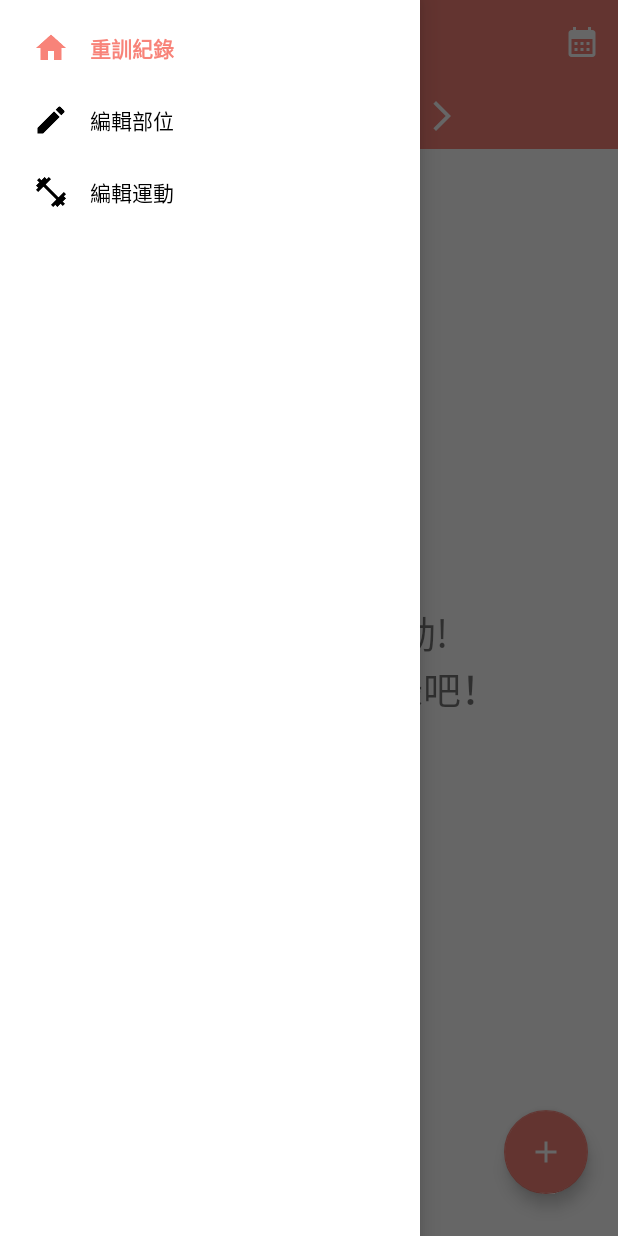
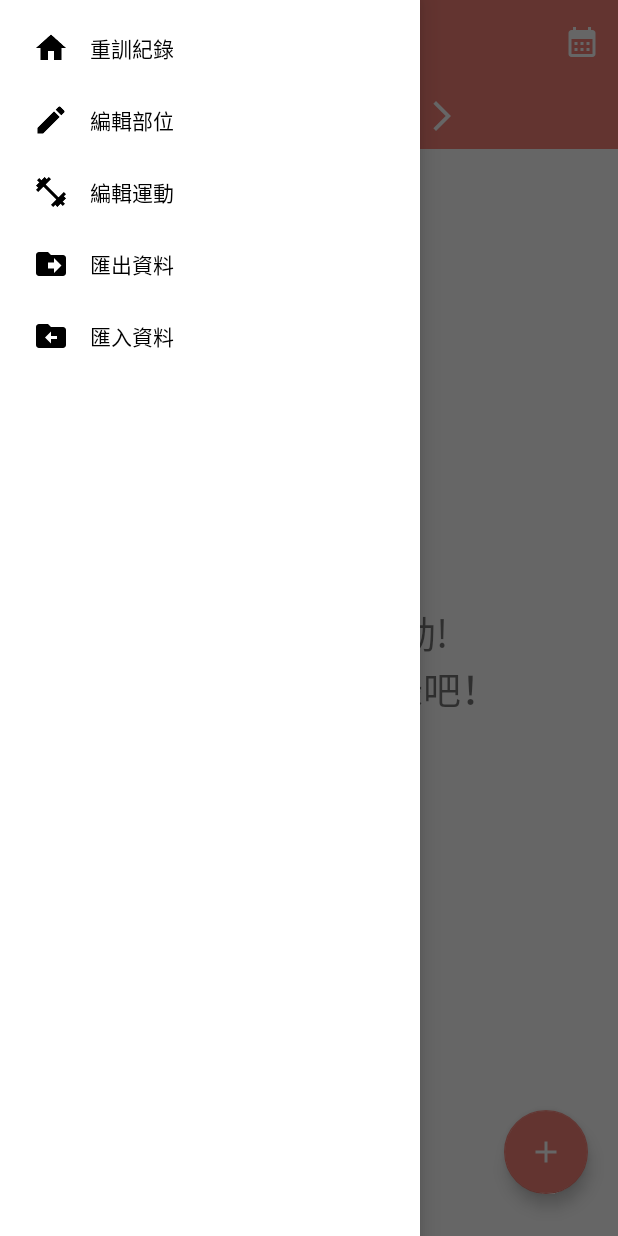
Before and after one commit to allenchu66/traininglog_app, an Android app built with Jetpack Compose: the screen it shows after launch (MainActivity), with the side drawer open, on a phone screen of 412 x 824 dp. Run offline under Robolectric (Android 15) with nearby library versions, the phone set to English and light mode, and no system bars; our stand-ins replace Room's generated code, navigation-ui; libraries missing offline, so code that uses them is left out: com.google.android.ads, com.prolificinteractive.materialcalendarview, io.github.luizgrp.sectionedrecyclerviewadapter; 4 statements that could not run were skipped.

Commit message:
feat: export training data as JSON to Downloads folder

```diff
--- a/app/src/main/java/com/allenchu66/traininglog/database/WorkoutDao.kt
+++ b/app/src/main/java/com/allenchu66/traininglog/database/WorkoutDao.kt
@@ -68,4 +68,11 @@ interface WorkoutDao {
 
     @Query("SELECT DISTINCT date FROM workout")
     suspend fun getAllWorkoutDates(): List<String>
+
+    @Query("SELECT * FROM workout")
+    suspend fun getAllWorkoutsDirect(): List<Workout>
+
+    @Query("SELECT * FROM exercise")
+    suspend fun getAllExercisesDirect(): List<Exercise>
+
 }
--- /dev/null
+++ b/app/src/main/res/drawable/ic_export.xml
@@ -0,0 +1,5 @@
+<vector xmlns:android="http://schemas.android.com/apk/res/android" android:autoMirrored="true" android:height="24dp" android:tint="#FFFFFF" android:viewportHeight="24" android:viewportWidth="24" android:width="24dp">
+
+    <path android:fillColor="@android:color/white" android:pathData="M20,6h-8l-2,-2L4,4c-1.1,0 -2,0.9 -2,2v12c0,1.1 0.9,2 2,2h16c1.1,0 2,-0.9 2,-2L22,8c0,-1.1 -0.9,-2 -2,-2zM14,18v-3h-4v-4h4L14,8l5,5 -5,5z"/>
+
+</vector>
--- /dev/null
+++ b/app/src/main/res/drawable/ic_import.xml
@@ -0,0 +1,5 @@
+<vector xmlns:android="http://schemas.android.com/apk/res/android" android:height="24dp" android:tint="#FFFFFF" android:viewportHeight="24" android:viewportWidth="24" android:width="24dp">
+
+    <path android:fillColor="@android:color/white" android:pathData="M20,6h-8l-2,-2H4C2.9,4 2,4.9 2,6v12c0,1.1 0.9,2 2,2h16c1.1,0 2,-0.9 2,-2V8C22,6.9 21.1,6 20,6zM12,17l-4,-4l4,-4v3h4v2h-4V17z"/>
+
+</vector>
--- a/app/src/main/res/menu/drawer_menu.xml
+++ b/app/src/main/res/menu/drawer_menu.xml
@@ -1,11 +1,27 @@
 <menu xmlns:android="http://schemas.android.com/apk/res/android">
-    <item android:id="@+id/homeFragment"
+    <item
+        android:id="@+id/nav_home"
         android:title="重訓紀錄"
-        android:icon="@drawable/ic_home"/>
-    <item android:id="@+id/editCategoryFragment"
+        android:icon="@drawable/ic_home" />
+
+    <item
+        android:id="@+id/nav_edit_category"
         android:title="編輯部位"
-        android:icon="@drawable/ic_edit"/>
-    <item android:id="@+id/editExerciseFragment"
+        android:icon="@drawable/ic_edit" />
+
+    <item
+        android:id="@+id/nav_edit_exercise"
         android:title="編輯運動"
-        android:icon="@drawable/ic_workout"/>
+        android:icon="@drawable/ic_workout" />
+
+    <item
+        android:id="@+id/nav_export"
+        android:title="匯出資料"
+        android:icon="@drawable/ic_export" />
+
+    <item
+        android:id="@+id/nav_import"
+        android:title="匯入資料"
+        android:icon="@drawable/ic_import" />
+
 </menu>
```
Also changed, not shown: app/src/main/java/com/allenchu66/traininglog/activity/MainActivity.kt (+22 -1 lines), app/src/main/java/com/allenchu66/traininglog/model/BackupData.kt (added, +7 -0 lines), app/src/main/java/com/allenchu66/traininglog/repository/WorkoutRepository.kt (+8 -0 lines), app/src/main/java/com/allenchu66/traininglog/viewmodel/WorkoutViewModel.kt (+36 -0 lines).
